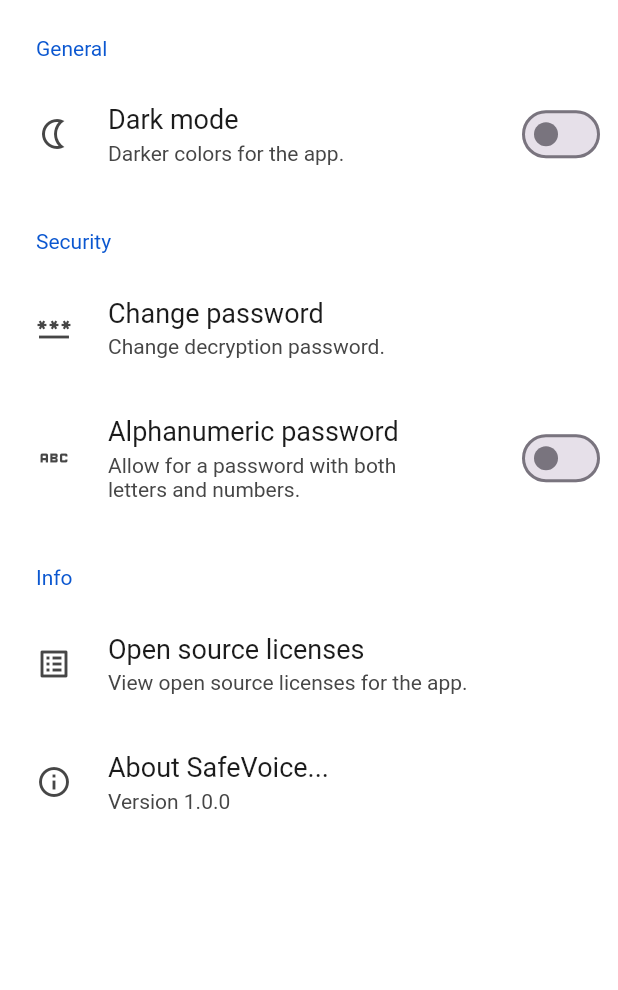
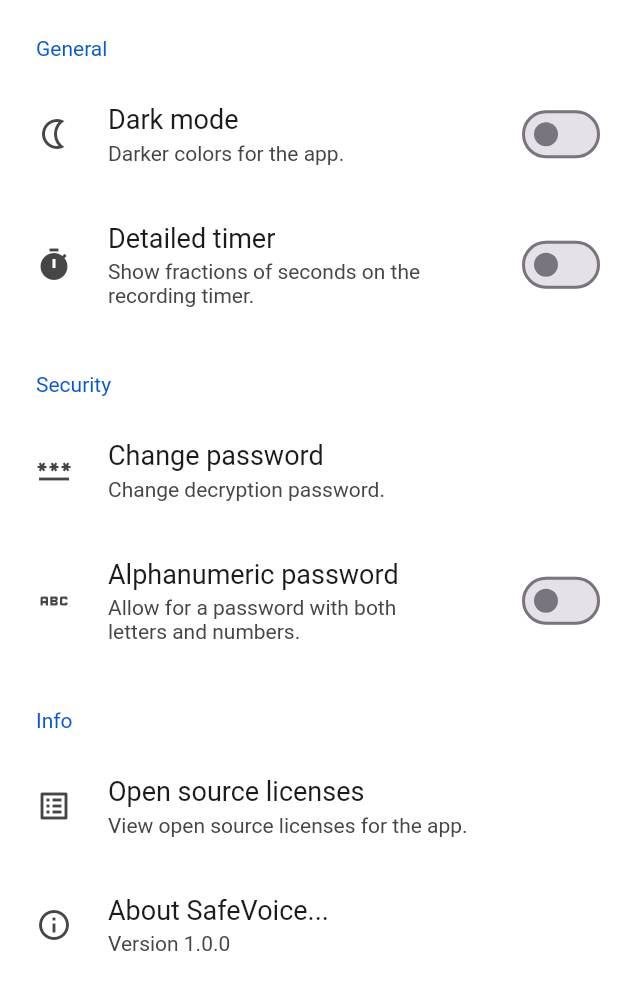
Before and after one commit to malik1004x/safevoice, a Flutter app: the SettingsPage widget shown alone on an empty page, opened directly, on a phone screen of 412 x 824 dp. Shown: the top 990 px of the screen. Run offline on Flutter 3.47's test engine with Material 2 defaults, Android fonts, the phone set to English and light mode, and no system bars; drawn by our look-alikes of settings_ui; our stand-ins replace audioplayers, package_info_plus, shared_preferences; missing offline and left inert: fast_rsa, record, restart_app; accounts and stored records are empty.

Commit message:
add toggle for timer fractions

```diff
--- a/lib/build_timer.dart
+++ b/lib/build_timer.dart
@@ -1,7 +1,7 @@
 import 'package:flutter/material.dart';
 
-Widget buildTimer(
-    int time, TextStyle mainTimerStyle, TextStyle smallTimerStyle) {
+Widget buildTimer(int time, TextStyle mainTimerStyle, TextStyle smallTimerStyle,
+    bool buildFractions) {
   final String minutes = formatNumber(time ~/ 60000);
   final int secondsAndMilliseconds = time % 60000;
   final String seconds = formatNumber(secondsAndMilliseconds ~/ 1000);
@@ -17,7 +17,7 @@ Widget buildTimer(
         '$minutes:$seconds',
         style: mainTimerStyle,
       ),
-      Text(".$fractionsOfSeconds", style: smallTimerStyle),
+      if (buildFractions) Text(".$fractionsOfSeconds", style: smallTimerStyle),
       // crappy little debug thingie. i highly doubt i'll be needing this again.
       // Text(time.toString())
     ],
--- a/lib/recorder_page.dart
+++ b/lib/recorder_page.dart
@@ -20,6 +20,7 @@ class _RecorderPageState extends State<RecorderPage> {
   StreamSubscription<RecordState>? _recordSub;
   RecordState _recordState = RecordState.stop;
   late Timer _refreshTimer;
+  bool fractionsEnabled = prefs.getBool("settings.show_fractions") ?? false;
 
   @override
   void initState() {
@@ -82,7 +83,7 @@ class _RecorderPageState extends State<RecorderPage> {
         crossAxisAlignment: CrossAxisAlignment.center,
         children: <Widget>[
           buildTimer(stopwatch.elapsedMilliseconds, counterTextStyle,
-              counterFractionsTextStyle),
+              counterFractionsTextStyle, fractionsEnabled),
           Column(
             children: [
               OutlinedButton(
--- a/lib/settings_page.dart
+++ b/lib/settings_page.dart
@@ -30,6 +30,11 @@ class _SettingsPageState extends State<SettingsPage> {
             _changeBoolean("darkmode", "Dark mode",
                 "Darker colors for the app.", Icons.nightlight_outlined,
                 restartRequired: true),
+            _changeBoolean(
+                "show_fractions",
+                "Detailed timer",
+                "Show fractions of seconds on the recording timer.",
+                Icons.timer)
             // _changeBoolean(
             //     "geotag",
             //     "Tag with location",
```
